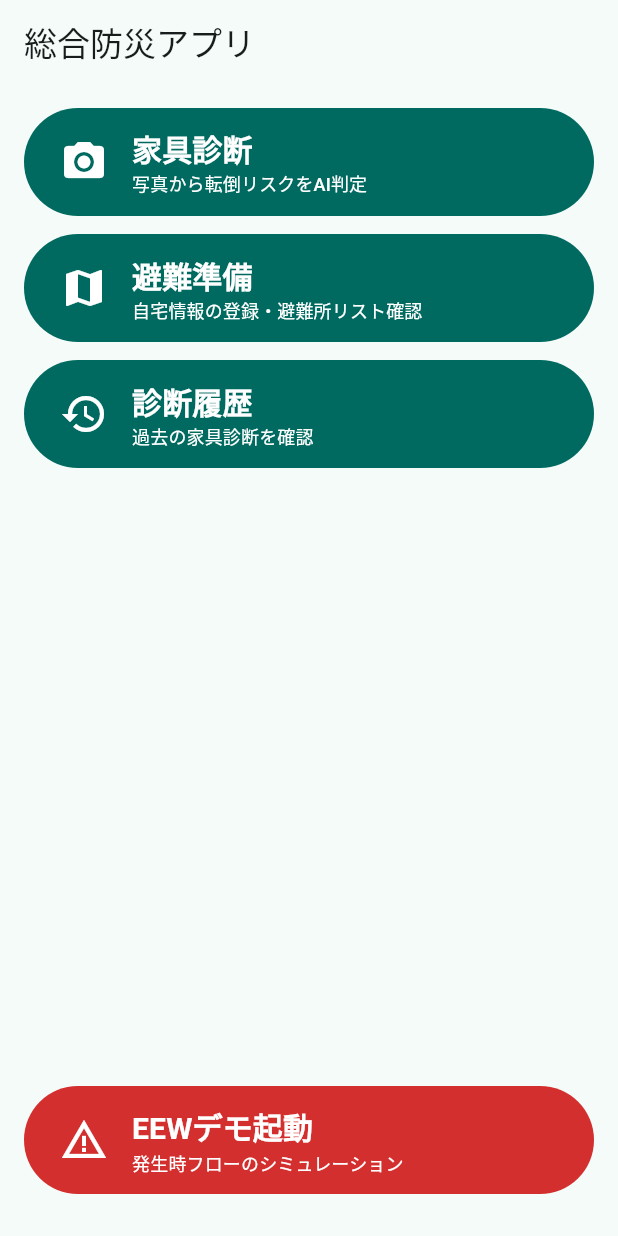
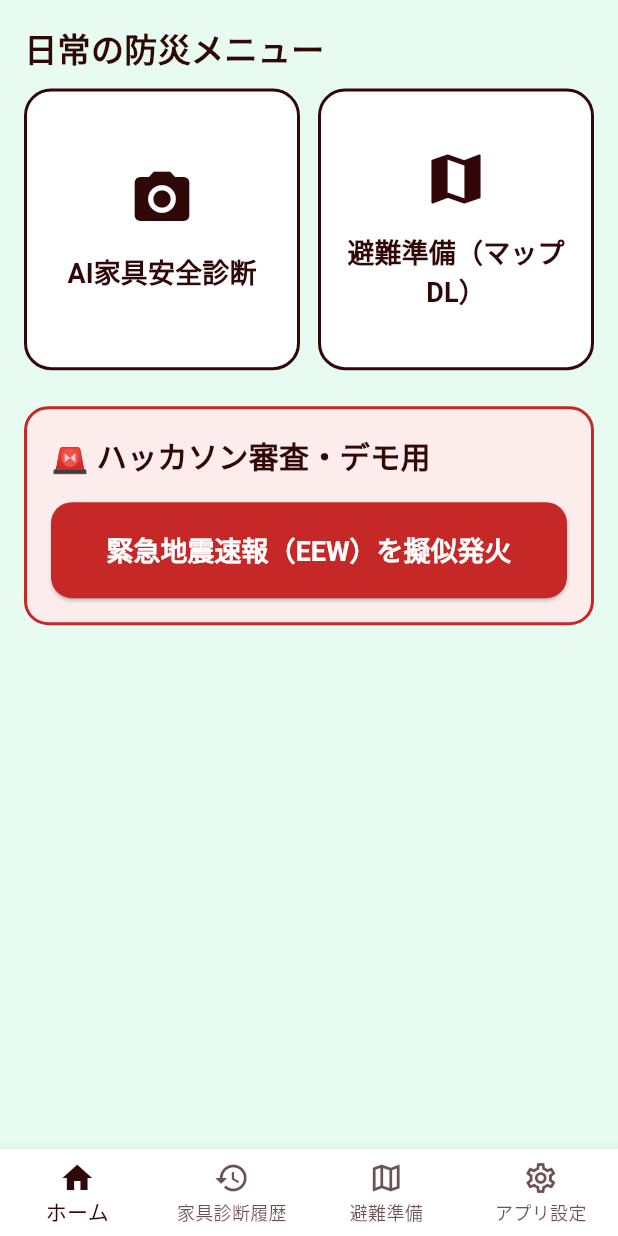
Before and after one commit to DanGaRa215/2026_muds_hackathon, a Flutter app: the screen it shows after launch, on a phone screen of 412 x 824 dp. Run offline on Flutter 3.47's test engine with Material 3 defaults, Android fonts, the light colour scheme and no system bars; our stand-ins replace image_picker, sqflite; accounts and stored records are empty.

Commit message:
ホームページのUI作成

```diff
--- a/bosai_app/lib/screens/home_screen.dart
+++ b/bosai_app/lib/screens/home_screen.dart
@@ -1,107 +1,257 @@
 import 'package:flutter/material.dart';
 
-import 'diagnosis_screen.dart';
-import 'eew_screen.dart';
-import 'history_screen.dart';
-import 'prepare_screen.dart';
+class HomeScreen extends StatefulWidget {
+  const HomeScreen({super.key});
 
-/// ホーム画面: 4ボタンのみ（設計書 §3【平常時】）
-class HomeScreen extends StatelessWidget {
-  const HomeScreen({super.key});
+  @override
+  State<HomeScreen> createState() => _HomeScreenState();
+}
+
+class _HomeScreenState extends State<HomeScreen> {
+  static const Color _backgroundColor = Color(0xFFE7FBF0);
+  static const Color _textColor = Color(0xFF300808);
+
+  int _currentIndex = 0;
+
+  final List<Widget> _pages = const [
+    _DailyDashboardPage(),
+    _PlaceholderTabPage(
+      title: '家具診断履歴',
+      icon: Icons.history,
+      description: '過去の診断結果をここに表示します。',
+    ),
+    _PlaceholderTabPage(
+      title: '避難準備',
+      icon: Icons.map_outlined,
+      description: '避難計画や地図ダウンロード画面をここに接続します。',
+    ),
+    _PlaceholderTabPage(
+      title: 'アプリ設定',
+      icon: Icons.settings,
+      description: '通知や表示設定をここで管理します。',
+    ),
+  ];
 
   @override
   Widget build(BuildContext context) {
     return Scaffold(
-      appBar: AppBar(title: const Text('総合防災アプリ')),
-      body: Padding(
+      backgroundColor: _backgroundColor,
+      body: SafeArea(
+        child: IndexedStack(
+          index: _currentIndex,
+          children: _pages,
+        ),
+      ),
+      bottomNavigationBar: BottomNavigationBar(
+        currentIndex: _currentIndex,
+        onTap: (index) {
+          setState(() {
+            _currentIndex = index;
+          });
+        },
+        type: BottomNavigationBarType.fixed,
+        selectedItemColor: _textColor,
+        unselectedItemColor: _textColor.withValues(alpha: 0.7),
+        backgroundColor: Colors.white,
+        items: const [
+          BottomNavigationBarItem(
+            icon: Icon(Icons.home_outlined),
+            activeIcon: Icon(Icons.home),
+            label: 'ホーム',
+          ),
+          BottomNavigationBarItem(
+            icon: Icon(Icons.history_outlined),
+            activeIcon: Icon(Icons.history),
+            label: '家具診断履歴',
+          ),
+          BottomNavigationBarItem(
+            icon: Icon(Icons.map_outlined),
+            activeIcon: Icon(Icons.map),
+            label: '避難準備',
+          ),
+          BottomNavigationBarItem(
+            icon: Icon(Icons.settings_outlined),
+            activeIcon: Icon(Icons.settings),
+            label: 'アプリ設定',
+          ),
+        ],
+      ),
+    );
+  }
+}
+
+class _DailyDashboardPage extends StatelessWidget {
+  const _DailyDashboardPage();
+
+  static const Color _textColor = Color(0xFF300808);
+  static const Color _warningBorderColor = Color(0xFFC62828);
+  static const Color _warningBackgroundColor = Color(0xFFFDECEC);
+
+  @override
+  Widget build(BuildContext context) {
+    return SingleChildScrollView(
       padding: const EdgeInsets.all(16),
       child: Column(
         crossAxisAlignment: CrossAxisAlignment.stretch,
         children: [
-            _MenuButton(
+          const Text(
+            '日常の防災メニュー',
+            style: TextStyle(
+              color: _textColor,
+              fontSize: 22,
+              fontWeight: FontWeight.bold,
+            ),
+          ),
+          const SizedBox(height: 12),
+          GridView.count(
+            crossAxisCount: 2,
+            shrinkWrap: true,
+            physics: const NeverScrollableScrollPhysics(),
+            mainAxisSpacing: 12,
+            crossAxisSpacing: 12,
+            childAspectRatio: 0.98,
+            children: const [
+              _DailyMenuCardButton(
                 icon: Icons.camera_alt,
-              label: '家具診断',
-              subtitle: '写真から転倒リスクをAI判定',
-              onTap: () => _push(context, const DiagnosisScreen()),
+                label: 'AI家具安全診断',
               ),
-            _MenuButton(
+              _DailyMenuCardButton(
                 icon: Icons.map,
-              label: '避難準備',
-              subtitle: '自宅情報の登録・避難所リスト確認',
-              onTap: () => _push(context, const PrepareScreen()),
+                label: '避難準備（マップDL）',
               ),
-            _MenuButton(
-              icon: Icons.history,
-              label: '診断履歴',
-              subtitle: '過去の家具診断を確認',
-              onTap: () => _push(context, const HistoryScreen()),
+            ],
           ),
-            const Spacer(),
-            // 本番では気象庁API(WebSocket)受信 → flutter_local_notifications
-            // の通知タップでEEW画面を起動する。デモでは直接起動。
-            _MenuButton(
-              icon: Icons.warning_amber,
-              label: 'EEWデモ起動',
-              subtitle: '発生時フローのシミュレーション',
-              color: Colors.red.shade700,
-              onTap: () => Navigator.of(context).push(
-                MaterialPageRoute(
-                  fullscreenDialog: true,
-                  builder: (_) => const EewScreen(),
+          const SizedBox(height: 24),
+          Container(
+            padding: const EdgeInsets.all(16),
+            decoration: BoxDecoration(
+              color: _warningBackgroundColor,
+              border: Border.all(color: _warningBorderColor, width: 2),
+              borderRadius: BorderRadius.circular(16),
             ),
+            child: Column(
+              crossAxisAlignment: CrossAxisAlignment.stretch,
+              children: [
+                const Text(
+                  '🚨 ハッカソン審査・デモ用',
+                  style: TextStyle(
+                    color: _textColor,
+                    fontSize: 20,
+                    fontWeight: FontWeight.bold,
+                  ),
+                ),
+                const SizedBox(height: 16),
+                SizedBox(
+                  height: 64,
+                  width: double.infinity,
+                  child: ElevatedButton(
+                    style: ElevatedButton.styleFrom(
+                      backgroundColor: _warningBorderColor,
+                      foregroundColor: Colors.white,
+                      textStyle: const TextStyle(
+                        fontSize: 18,
+                        fontWeight: FontWeight.bold,
+                      ),
+                      shape: RoundedRectangleBorder(
+                        borderRadius: BorderRadius.circular(14),
+                      ),
+                    ),
+                    onPressed: () {},
+                    child: const Text('緊急地震速報（EEW）を擬似発火'),
                   ),
                 ),
               ],
             ),
           ),
+        ],
+      ),
     );
-  }
-
-  void _push(BuildContext context, Widget screen) {
-    Navigator.of(context).push(MaterialPageRoute(builder: (_) => screen));
   }
 }
 
-class _MenuButton extends StatelessWidget {
+class _DailyMenuCardButton extends StatelessWidget {
+  const _DailyMenuCardButton({
+    required this.icon,
+    required this.label,
+  });
+
+  static const Color _textColor = Color(0xFF300808);
+
   final IconData icon;
   final String label;
-  final String subtitle;
-  final Color? color;
-  final VoidCallback onTap;
-
-  const _MenuButton({
-    required this.icon,
-    required this.label,
-    required this.subtitle,
-    required this.onTap,
-    this.color,
-  });
 
   @override
   Widget build(BuildContext context) {
-    return Padding(
-      padding: const EdgeInsets.only(bottom: 12),
-      child: FilledButton(
-        style: FilledButton.styleFrom(
-          backgroundColor: color,
-          minimumSize: const Size.fromHeight(72), // 非常時UI原則: 大きなタップ領域
-          alignment: Alignment.centerLeft,
+    return ElevatedButton(
+      style: ElevatedButton.styleFrom(
+        backgroundColor: Colors.white,
+        foregroundColor: _textColor,
+        elevation: 0,
+        padding: const EdgeInsets.all(16),
+        shape: RoundedRectangleBorder(
+          borderRadius: BorderRadius.circular(18),
+          side: const BorderSide(color: _textColor, width: 2),
         ),
-        onPressed: onTap,
-        child: Row(
+      ),
+      onPressed: () {},
+      child: Column(
+        mainAxisAlignment: MainAxisAlignment.center,
         children: [
-            Icon(icon, size: 32),
-            const SizedBox(width: 16),
-            Expanded(
+          Icon(icon, size: 44),
+          const SizedBox(height: 14),
+          Text(
+            label,
+            textAlign: TextAlign.center,
+            style: const TextStyle(
+              fontSize: 18,
+              fontWeight: FontWeight.bold,
+              color: _textColor,
+            ),
+          ),
+        ],
+      ),
+    );
+  }
+}
+
+class _PlaceholderTabPage extends StatelessWidget {
+  const _PlaceholderTabPage({
+    required this.title,
+    required this.icon,
+    required this.description,
+  });
+
+  static const Color _textColor = Color(0xFF300808);
+
+  final String title;
+  final IconData icon;
+  final String description;
+
+  @override
+  Widget build(BuildContext context) {
+    return Center(
+      child: Padding(
+        padding: const EdgeInsets.all(24),
         child: Column(
-                crossAxisAlignment: CrossAxisAlignment.start,
           mainAxisSize: MainAxisSize.min,
           children: [
-                  Text(label,
+            Icon(icon, size: 56, color: _textColor),
+            const SizedBox(height: 16),
+            Text(
+              title,
               style: const TextStyle(
-                          fontSize: 20, fontWeight: FontWeight.bold)),
-                  Text(subtitle, style: const TextStyle(fontSize: 12)),
-                ],
+                color: _textColor,
+                fontSize: 24,
+                fontWeight: FontWeight.bold,
+              ),
+            ),
+            const SizedBox(height: 8),
+            Text(
+              description,
+              textAlign: TextAlign.center,
+              style: const TextStyle(
+                color: _textColor,
+                fontSize: 16,
               ),
             ),
           ],
```
Lines whose indentation alone changed are shown as unchanged.
